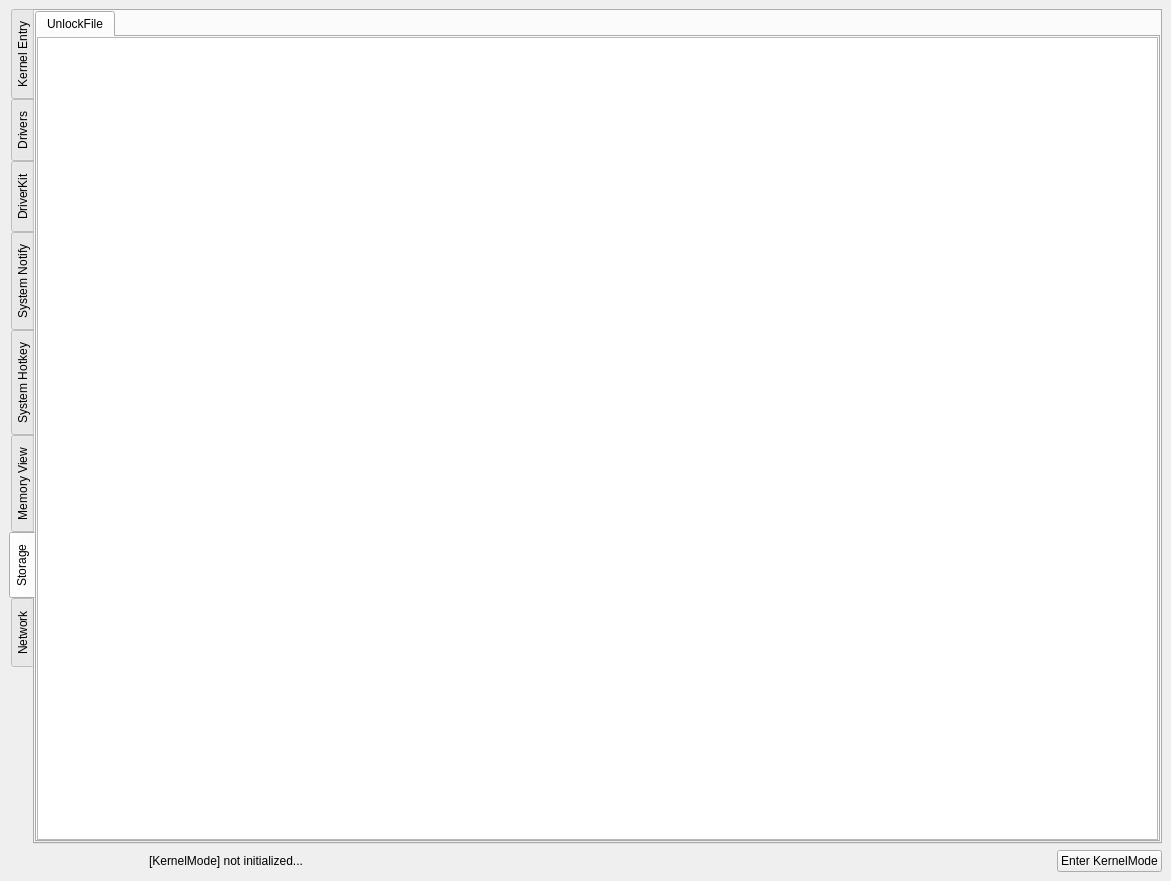
This is src/OpenArk/ui/kernel.ui in BlackINT3/OpenArk as Qt 5 draws it before an edit. The edited form follows.
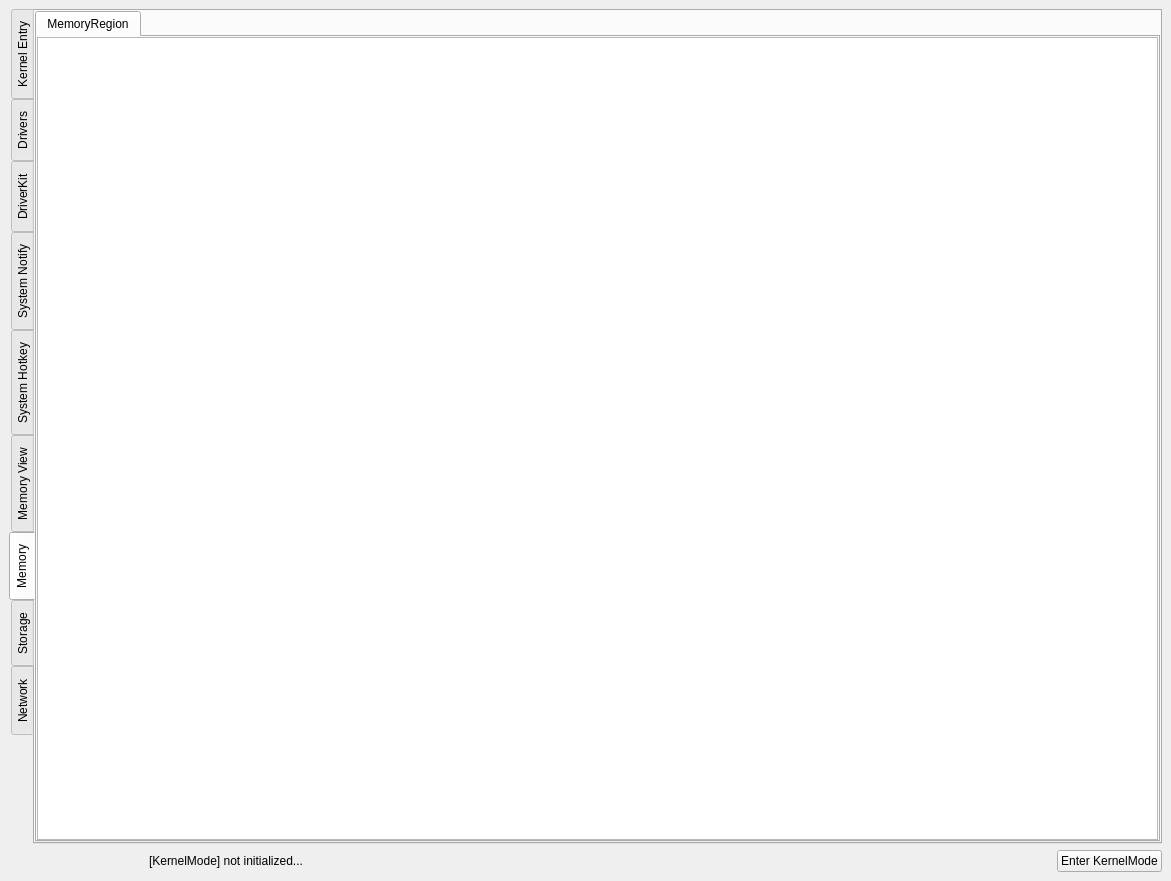
This is the edited form.

Commit message: Add memory region ui

```diff
--- a/src/OpenArk/ui/kernel.ui
+++ b/src/OpenArk/ui/kernel.ui
@@ -524,6 +524,60 @@
        </item>
       </layout>
      </widget>
+     <widget class="QWidget" name="tab_2">
+      <attribute name="title">
+       <string>Memory</string>
+      </attribute>
+      <layout class="QVBoxLayout" name="verticalLayout_10">
+       <property name="spacing">
+        <number>0</number>
+       </property>
+       <property name="leftMargin">
+        <number>0</number>
+       </property>
+       <property name="topMargin">
+        <number>0</number>
+       </property>
+       <property name="rightMargin">
+        <number>0</number>
+       </property>
+       <property name="bottomMargin">
+        <number>0</number>
+       </property>
+       <item>
+        <widget class="QTabWidget" name="tabMemory_2">
+         <property name="currentIndex">
+          <number>0</number>
+         </property>
+         <widget class="QWidget" name="tabMemoryRegion">
+          <attribute name="title">
+           <string>MemoryRegion</string>
+          </attribute>
+          <layout class="QVBoxLayout" name="verticalLayout_20">
+           <property name="spacing">
+            <number>0</number>
+           </property>
+           <property name="leftMargin">
+            <number>0</number>
+           </property>
+           <property name="topMargin">
+            <number>0</number>
+           </property>
+           <property name="rightMargin">
+            <number>0</number>
+           </property>
+           <property name="bottomMargin">
+            <number>0</number>
+           </property>
+           <item>
+            <widget class="QTreeView" name="MemoryRegionView"/>
+           </item>
+          </layout>
+         </widget>
+        </widget>
+       </item>
+      </layout>
+     </widget>
      <widget class="QWidget" name="tab_3">
       <attribute name="title">
        <string>Storage</string>
```
Left out of the diff: 2 changed lines with no effect on the pictures.
